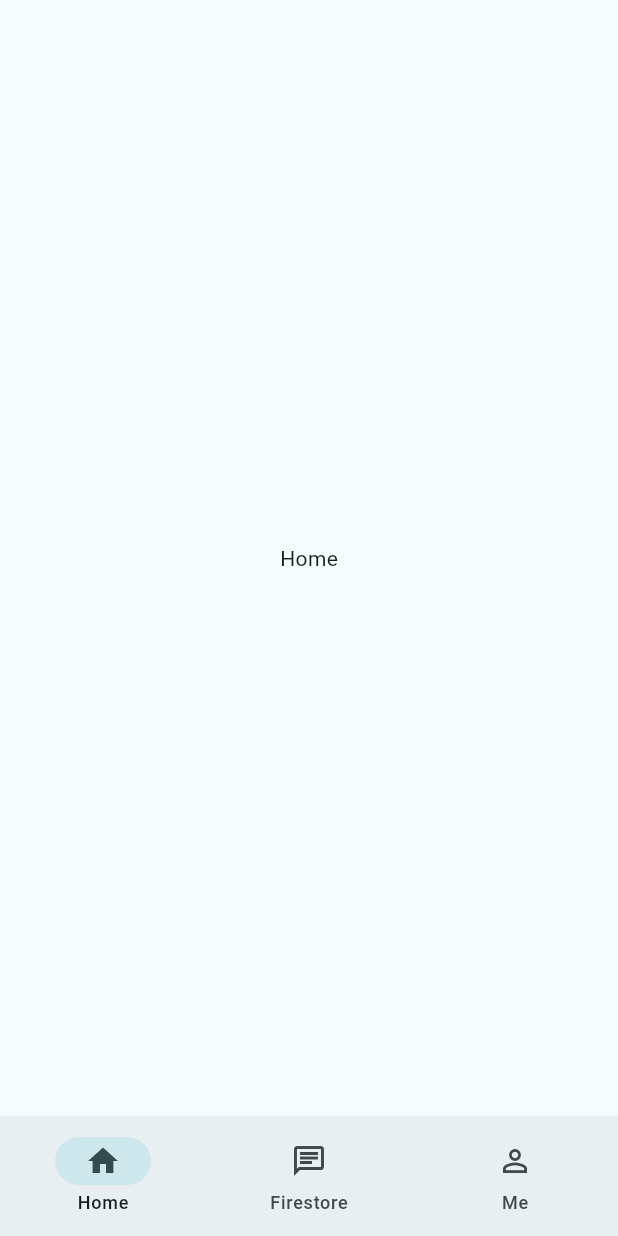
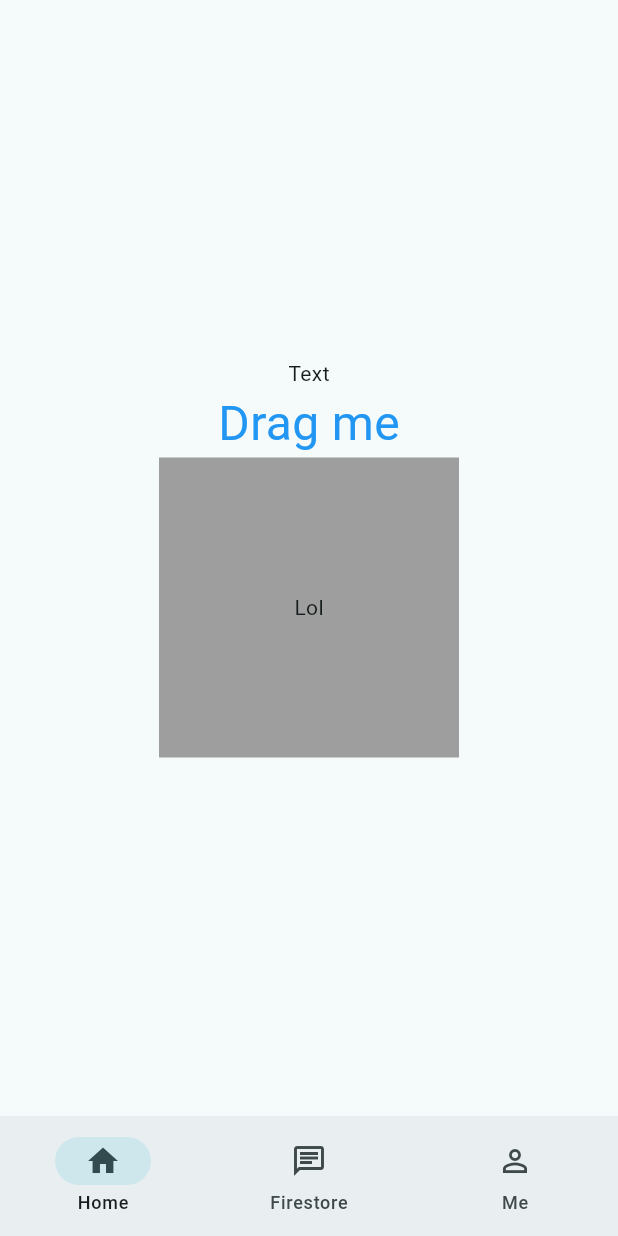
Before and after one commit to 0ero-1ne/flutter-labs, a Flutter app: the screen it shows after launch, on a phone screen of 412 x 824 dp. Run offline on Flutter 3.47's test engine with Material 3 defaults, Android fonts, the phone set to English and light mode, and no system bars; our stand-ins replace bloc, cloud_firestore, email_validator, firebase_auth, firebase_core, firebase_messaging and 6 more; accounts and stored records are empty.

Commit message:
[Sabertooth donut] Unit and widget testing

```diff
--- a/sabertooth_donut/lib/pages/auth/login.dart
+++ b/sabertooth_donut/lib/pages/auth/login.dart
@@ -50,6 +50,7 @@ class LoginPage extends StatelessWidget {
                   Container(
                     margin: const EdgeInsets.only(bottom: 20),
                     child: TextFormField(
+                      key: const Key("login"),
                       decoration: const InputDecoration(
                         contentPadding: EdgeInsets.symmetric(horizontal: 25, vertical: 20),
                         enabledBorder: OutlineInputBorder(
@@ -85,6 +86,7 @@ class LoginPage extends StatelessWidget {
                   Container(
                     margin: const EdgeInsets.only(bottom: 50),
                     child: TextFormField(
+                      key: const Key("password"),
                       obscureText: true,
                       decoration: const InputDecoration(
                         contentPadding: EdgeInsets.symmetric(horizontal: 25, vertical: 20),
@@ -124,6 +126,7 @@ class LoginPage extends StatelessWidget {
                           bloc: bloc,
                           builder: (context, state) =>
                             FilledButton(
+                              key: const Key("login_button"),
                               style: OutlinedButton.styleFrom(
                                 padding: const EdgeInsets.symmetric(horizontal: 40, vertical: 15)
                               ),
--- a/sabertooth_donut/lib/pages/auth/register.dart
+++ b/sabertooth_donut/lib/pages/auth/register.dart
@@ -50,6 +50,7 @@ class RegisterPage extends StatelessWidget {
                   Container(
                     margin: const EdgeInsets.only(bottom: 20),
                     child: TextFormField(
+                      key: const Key("email"),
                       decoration: const InputDecoration(
                         contentPadding: EdgeInsets.symmetric(horizontal: 25, vertical: 20),
                         enabledBorder: OutlineInputBorder(
@@ -86,6 +87,7 @@ class RegisterPage extends StatelessWidget {
                   Container(
                     margin: const EdgeInsets.only(bottom: 50),
                     child: TextFormField(
+                      key: const Key("password"),
                       obscureText: true,
                       decoration: const InputDecoration(
                         contentPadding: EdgeInsets.symmetric(horizontal: 25, vertical: 20),
@@ -125,6 +127,7 @@ class RegisterPage extends StatelessWidget {
                           bloc: bloc,
                           builder:(context, state) =>
                             FilledButton(
+                              key: const Key("register_button"),
                               style: OutlinedButton.styleFrom(
                                 padding: const EdgeInsets.symmetric(horizontal: 40, vertical: 15)
                               ),
--- a/sabertooth_donut/lib/pages/firestore_page.dart
+++ b/sabertooth_donut/lib/pages/firestore_page.dart
@@ -11,7 +11,7 @@ class FirestorePage extends StatelessWidget {
   Widget build(BuildContext context) {
     final date = Timestamp.fromDate(DateTime.now());
     final todoRepo = Get.put(TodoRepository());
-    const task = 'Test task';
+    const task = 'ggg';
 
     final todo = TodoModel(task: task, date: date);
 
--- a/sabertooth_donut/lib/pages/home.dart
+++ b/sabertooth_donut/lib/pages/home.dart
@@ -1,18 +1,79 @@
 import 'package:flutter/material.dart';
+import 'package:flutter/widgets.dart';
 
-class HomePage extends StatelessWidget {
+class HomePage extends StatefulWidget {
   const HomePage({ super.key });
+
+  @override
+  State<StatefulWidget> createState() => _HomePage();
+}
+
+class _HomePage extends State<HomePage> {
+  String inkWellText = "Text";
+  Color acceptedColor = Colors.black;
 
   @override
   Widget build(BuildContext context) {
     return Container(
       padding: const EdgeInsets.symmetric(horizontal: 30, vertical: 0),
       width: MediaQuery.of(context).size.width,
-      child: const Column(
+      child: Column(
         mainAxisAlignment: MainAxisAlignment.center,
         crossAxisAlignment: CrossAxisAlignment.center,
         children: [
-          Text('Home')
+          InkWell(
+            key: const Key('tap'),
+            onTap: () => setState(() => inkWellText = 'Tapped'),
+            child: Text(inkWellText),
+          ),
+          Draggable(
+            key: const Key('draggable'),
+            data: Colors.red,
+            feedback: Container(
+              width: 100,
+              height: 100,
+              color: Colors.grey.withOpacity(0.5),
+              child: const Center(child: Text(
+                "Data",
+                style: TextStyle(
+                  fontSize: 16,
+                  decoration: TextDecoration.none,
+                  color: Colors.green
+                ),
+              )),
+            ),
+            onDraggableCanceled:(velocity, offset) => {},
+            child: const Text(
+              'Drag me',
+              style: TextStyle(
+                fontSize: 32,
+                color: Colors.blue
+              ),
+            ),
+          ),
+          DragTarget(
+            key: const Key('drag_target'),
+            onAcceptWithDetails: (data) => {
+              setState(() {
+                acceptedColor = data.data as Color;
+                inkWellText = "Dragged";
+              })
+            },
+            builder: (
+              BuildContext context,
+              List<dynamic> accepted,
+              List<dynamic> rejected,
+            ) {
+              return Container(
+                width: 200,
+                height: 200,
+                color: accepted.isEmpty ? Colors.grey : acceptedColor,
+                child: const Center(
+                  child: Text('Lol'),
+                ),
+              );
+            }
+          )
         ],
       ),
     );
--- a/sabertooth_donut/pubspec.yaml
+++ b/sabertooth_donut/pubspec.yaml
@@ -44,6 +44,8 @@ dependencies:
   logger: ^2.2.0
   flutter_bloc: ^8.1.5
   get: ^4.6.6
+  firebase_auth_mocks: ^0.13.0
+  mock_exceptions: ^0.8.2
 
 dev_dependencies:
   flutter_test:
@@ -55,6 +57,8 @@ dev_dependencies:
   # package. See that file for information about deactivating specific lint
   # rules and activating additional ones.
   flutter_lints: ^3.0.0
+  mockito: ^5.4.4
+  build_runner: ^2.4.9
 
 # For information on the generic Dart part of this file, see the
 # following page: https://dart.dev/tools/pub/pubspec
```
Also changed, not shown: sabertooth_donut/lib/repository/todo_model.dart (+8 -4 lines), sabertooth_donut/pubspec.lock, 4 other files.
